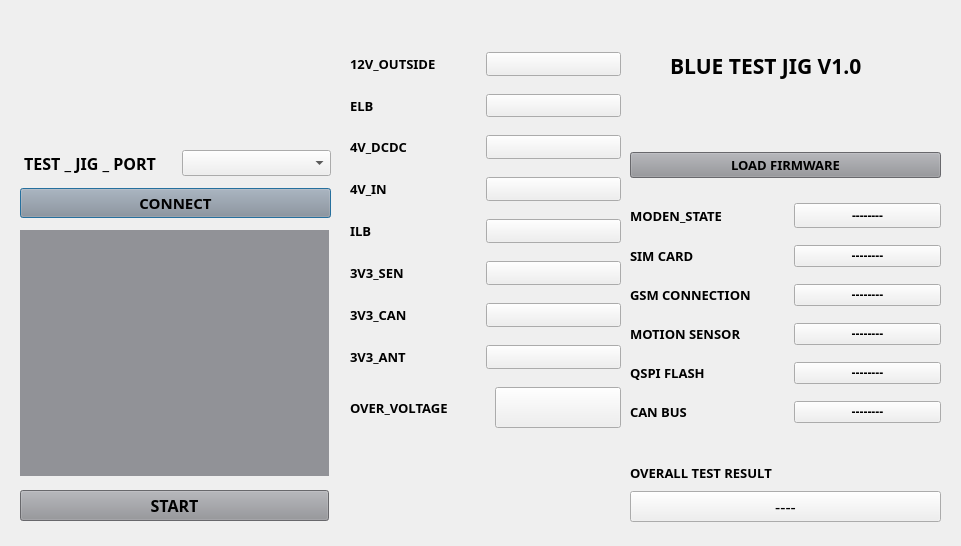
Qt form dialog.ui (yaozong1/QT_testing_JIG) before a commit.
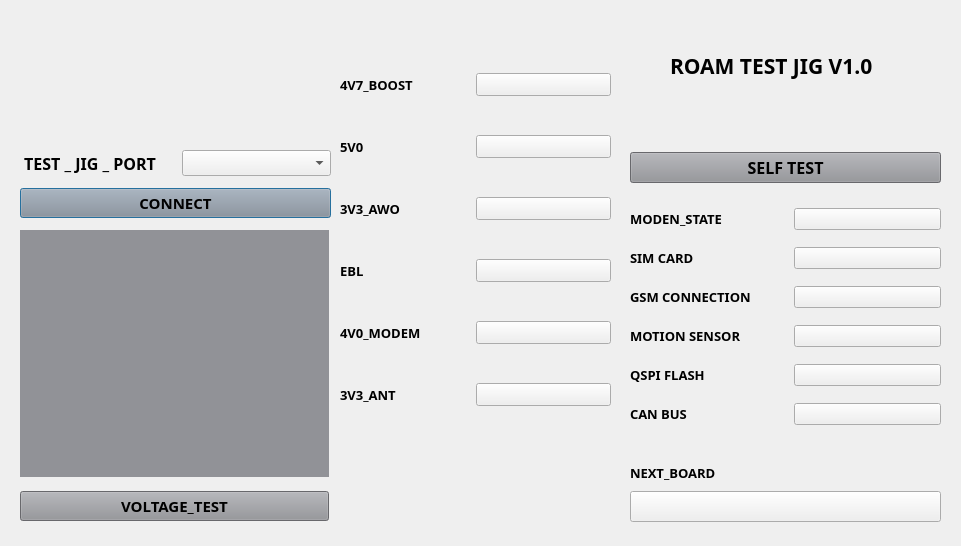
The same form after that commit. Icons and pictures are not drawn.

```diff
--- a/dialog.ui
+++ b/dialog.ui
@@ -64,7 +64,7 @@
     <bool>true</bool>
    </property>
    <property name="text">
-    <string>BLUE TEST JIG V1.0</string>
+    <string>ROAM TEST JIG V1.0</string>
    </property>
   </widget>
   <widget class="QWidget" name="layoutWidget">
@@ -239,11 +239,17 @@
        </widget>
       </item>
       <item>
-       <widget class="QPushButton" name="ble">
+       <widget class="QPushButton" name="btn_yellow">
+        <property name="baseSize">
+         <size>
+          <width>0</width>
+          <height>0</height>
+         </size>
+        </property>
         <property name="font">
          <font>
           <family>Arial Black</family>
-          <pointsize>12</pointsize>
+          <pointsize>11</pointsize>
           <weight>75</weight>
           <bold>true</bold>
          </font>
@@ -252,7 +258,7 @@
          <string notr="true">background-color: #919297; color: black;</string>
         </property>
         <property name="text">
-         <string>START</string>
+         <string>VOLTAGE_TEST</string>
         </property>
        </widget>
       </item>
@@ -286,17 +292,11 @@
      <number>1</number>
     </property>
     <item>
-     <widget class="QPushButton" name="btn_yellow">
-      <property name="baseSize">
-       <size>
-        <width>0</width>
-        <height>0</height>
-       </size>
-      </property>
+     <widget class="QPushButton" name="ble">
       <property name="font">
        <font>
         <family>Arial Black</family>
-        <pointsize>10</pointsize>
+        <pointsize>12</pointsize>
         <weight>75</weight>
         <bold>true</bold>
        </font>
@@ -305,7 +305,7 @@
        <string notr="true">background-color: #919297; color: black;</string>
       </property>
       <property name="text">
-       <string>LOAD FIRMWARE</string>
+       <string>SELF TEST</string>
       </property>
      </widget>
     </item>
@@ -349,7 +349,7 @@
          <widget class="QPushButton" name="btn_modem">
           <property name="font">
            <font>
-            <family>SimSun-ExtB</family>
+            <family>Arial</family>
             <pointsize>9</pointsize>
             <weight>75</weight>
             <bold>true</bold>
@@ -359,7 +359,7 @@
            <string notr="true"/>
           </property>
           <property name="text">
-           <string>--------</string>
+           <string/>
           </property>
          </widget>
         </item>
@@ -385,11 +385,18 @@
         </item>
         <item>
          <widget class="QPushButton" name="btn_sim">
+          <property name="font">
+           <font>
+            <family>Arial</family>
+            <weight>75</weight>
+            <bold>true</bold>
+           </font>
+          </property>
           <property name="styleSheet">
            <string notr="true"/>
           </property>
           <property name="text">
-           <string>--------</string>
+           <string/>
           </property>
          </widget>
         </item>
@@ -415,11 +422,18 @@
         </item>
         <item>
          <widget class="QPushButton" name="btn_gsm">
+          <property name="font">
+           <font>
+            <family>Arial</family>
+            <weight>75</weight>
+            <bold>true</bold>
+           </font>
+          </property>
           <property name="styleSheet">
            <string notr="true"/>
           </property>
           <property name="text">
-           <string>--------</string>
+           <string/>
           </property>
          </widget>
         </item>
@@ -445,11 +459,18 @@
         </item>
         <item>
          <widget class="QPushButton" name="btn_ms">
+          <property name="font">
+           <font>
+            <family>Arial</family>
+            <weight>75</weight>
+            <bold>true</bold>
+           </font>
+          </property>
           <property name="styleSheet">
            <string notr="true"/>
           </property>
           <property name="text">
-           <string>--------</string>
+           <string/>
           </property>
          </widget>
         </item>
@@ -475,11 +496,18 @@
         </item>
         <item>
          <widget class="QPushButton" name="btn_qspi">
+          <property name="font">
+           <font>
+            <family>Arial</family>
+            <weight>75</weight>
+            <bold>true</bold>
+           </font>
+          </property>
           <property name="styleSheet">
            <string notr="true"/>
           </property>
           <property name="text">
-           <string>--------</string>
+           <string/>
           </property>
          </widget>
         </item>
@@ -505,11 +533,18 @@
         </item>
         <item>
          <widget class="QPushButton" name="btn_can">
+          <property name="font">
+           <font>
+            <family>Arial</family>
+            <weight>75</weight>
+            <bold>true</bold>
+           </font>
+          </property>
           <property name="styleSheet">
            <string notr="true"/>
           </property>
           <property name="text">
-           <string>--------</string>
+           <string/>
           </property>
          </widget>
         </item>
@@ -542,7 +577,7 @@
        </font>
       </property>
       <property name="text">
-       <string>OVERALL TEST RESULT</string>
+       <string>NEXT_BOARD</string>
       </property>
      </widget>
     </item>
@@ -566,7 +601,7 @@
        <string notr="true"/>
       </property>
       <property name="text">
-       <string>----</string>
+       <string/>
       </property>
      </widget>
     </item>
@@ -575,57 +610,13 @@
   <widget class="QWidget" name="layoutWidget">
    <property name="geometry">
     <rect>
-     <x>350</x>
+     <x>340</x>
      <y>40</y>
      <width>271</width>
      <height>401</height>
     </rect>
    </property>
    <layout class="QVBoxLayout" name="verticalLayout_7">
-    <item>
-     <layout class="QHBoxLayout" name="horizontalLayout_6">
-      <property name="spacing">
-       <number>0</number>
-      </property>
-      <item>
-       <widget class="QLabel" name="label_13">
-        <property name="font">
-         <font>
-          <family>Arial Black</family>
-          <pointsize>10</pointsize>
-          <weight>75</weight>
-          <italic>false</italic>
-          <bold>true</bold>
-         </font>
-        </property>
-        <property name="text">
-         <string>12V_OUTSIDE</string>
-        </property>
-       </widget>
-      </item>
-      <item>
-       <widget class="QPushButton" name="btn_12v_outside">
-        <property name="font">
-         <font>
-          <family>Arial Black</family>
-          <pointsize>8</pointsize>
-          <weight>75</weight>
-          <bold>true</bold>
-         </font>
-        </property>
-        <property name="styleSheet">
-         <string notr="true"/>
-        </property>
-        <property name="inputMethodHints">
-         <set>Qt::ImhNone</set>
-        </property>
-        <property name="text">
-         <string/>
-        </property>
-       </widget>
-      </item>
-     </layout>
-    </item>
     <item>
      <layout class="QHBoxLayout" name="horizontalLayout_9">
       <property name="spacing">
@@ -646,7 +637,7 @@
          </font>
         </property>
         <property name="text">
-         <string>ELB</string>
+         <string>4V7_BOOST</string>
         </property>
        </widget>
       </item>
@@ -690,7 +681,7 @@
          </font>
         </property>
         <property name="text">
-         <string>4V_DCDC</string>
+         <string>5V0</string>
         </property>
        </widget>
       </item>
@@ -698,10 +689,10 @@
        <widget class="QPushButton" name="btn_4V_DCDC">
         <property name="font">
          <font>
-          <family>Arial Black</family>
-          <pointsize>8</pointsize>
-          <weight>75</weight>
-          <bold>true</bold>
+          <family>Arial</family>
+          <pointsize>10</pointsize>
+          <weight>50</weight>
+          <bold>false</bold>
          </font>
         </property>
         <property name="styleSheet">
@@ -734,7 +725,7 @@
          </font>
         </property>
         <property name="text">
-         <string>4V_IN</string>
+         <string>3V3_AWO</string>
         </property>
        </widget>
       </item>
@@ -742,10 +733,10 @@
        <widget class="QPushButton" name="btn_4V_IN">
         <property name="font">
          <font>
-          <family>Arial Black</family>
-          <pointsize>8</pointsize>
-          <weight>75</weight>
-          <bold>true</bold>
+          <family>Arial</family>
+          <pointsize>10</pointsize>
+          <weight>50</weight>
+          <bold>false</bold>
          </font>
         </property>
         <property name="styleSheet">
@@ -778,7 +769,7 @@
          </font>
         </property>
         <property name="text">
-         <string>ILB</string>
+         <string>EBL</string>
         </property>
        </widget>
       </item>
@@ -786,10 +777,10 @@
        <widget class="QPushButton" name="btn_ILB">
         <property name="font">
          <font>
-          <family>Arial Black</family>
-          <pointsize>8</pointsize>
-          <weight>75</weight>
-          <bold>true</bold>
+          <family>Arial</family>
+          <pointsize>10</pointsize>
+          <weight>50</weight>
+          <bold>false</bold>
          </font>
         </property>
         <property name="styleSheet">
@@ -822,7 +813,7 @@
          </font>
         </property>
         <property name="text">
-         <string>3V3_SEN</string>
+         <string>4V0_MODEM</string>
         </property>
        </widget>
       </item>
@@ -830,10 +821,10 @@
        <widget class="QPushButton" name="btn_3v3_SEN">
         <property name="font">
          <font>
-          <family>Arial Black</family>
-          <pointsize>8</pointsize>
-          <weight>75</weight>
-          <bold>true</bold>
+          <family>Arial</family>
+          <pointsize>10</pointsize>
+          <weight>50</weight>
+          <bold>false</bold>
          </font>
         </property>
         <property name="styleSheet">
@@ -866,50 +857,6 @@
          </font>
         </property>
         <property name="text">
-         <string>3V3_CAN</string>
-        </property>
-       </widget>
-      </item>
-      <item>
-       <widget class="QPushButton" name="btn_3v3_CAN">
-        <property name="font">
-         <font>
-          <family>Arial Black</family>
-          <pointsize>8</pointsize>
-          <weight>75</weight>
-          <bold>true</bold>
-         </font>
-        </property>
-        <property name="styleSheet">
-         <string notr="true"/>
-        </property>
-        <property name="text">
-         <string/>
-        </property>
-       </widget>
-      </item>
-     </layout>
-    </item>
-    <item>
-     <layout class="QHBoxLayout" name="horizontalLayout_15">
-      <property name="spacing">
-       <number>0</number>
-      </property>
-      <property name="bottomMargin">
-       <number>0</number>
-      </property>
-      <item>
-       <widget class="QLabel" name="label_24">
-        <property name="font">
-         <font>
-          <family>Arial Black</family>
-          <pointsize>10</pointsize>
-          <weight>75</weight>
-          <italic>false</italic>
-          <bold>true</bold>
-         </font>
-        </property>
-        <property name="text">
          <string>3V3_ANT</string>
         </property>
        </widget>
@@ -918,86 +865,18 @@
        <widget class="QPushButton" name="btn_3v3_ANT">
         <property name="font">
          <font>
-          <family>Arial Black</family>
-          <pointsize>8</pointsize>
-          <weight>75</weight>
-          <bold>true</bold>
-         </font>
-        </property>
-        <property name="styleSheet">
-         <string notr="true"/>
-        </property>
-        <property name="text">
-         <string/>
-        </property>
-       </widget>
-      </item>
-     </layout>
-    </item>
-    <item>
-     <layout class="QHBoxLayout" name="horizontalLayout_16">
-      <property name="spacing">
-       <number>0</number>
-      </property>
-      <property name="bottomMargin">
-       <number>0</number>
-      </property>
-      <item>
-       <widget class="QLabel" name="label_25">
-        <property name="font">
-         <font>
-          <family>Arial Black</family>
+          <family>Arial</family>
           <pointsize>10</pointsize>
-          <weight>75</weight>
-          <italic>false</italic>
-          <bold>true</bold>
+          <weight>50</weight>
+          <bold>false</bold>
          </font>
         </property>
-        <property name="text">
-         <string>OVER_VOLTAGE</string>
-        </property>
-       </widget>
-      </item>
-      <item>
-       <widget class="QPushButton" name="btn_OV">
-        <property name="maximumSize">
-         <size>
-          <width>126</width>
-          <height>41</height>
-         </size>
-        </property>
-        <property name="baseSize">
-         <size>
-          <width>9</width>
-          <height>9</height>
-         </size>
-        </property>
-        <property name="font">
-         <font>
-          <family>Arial Black</family>
-          <pointsize>10</pointsize>
-          <weight>75</weight>
-          <bold>true</bold>
-         </font>
-        </property>
         <property name="styleSheet">
          <string notr="true"/>
         </property>
         <property name="text">
          <string/>
         </property>
-        <property name="iconSize">
-         <size>
-          <width>19</width>
-          <height>19</height>
-         </size>
-        </property>
-        <property name="autoRepeatDelay">
-         <number>291</number>
-        </property>
-        <property name="autoRepeatInterval">
-         <number>101</number>
-        </property>
        </widget>
       </item>
      </layout>
```
Left out of the diff: 10 changed lines with no effect on the pictures.
